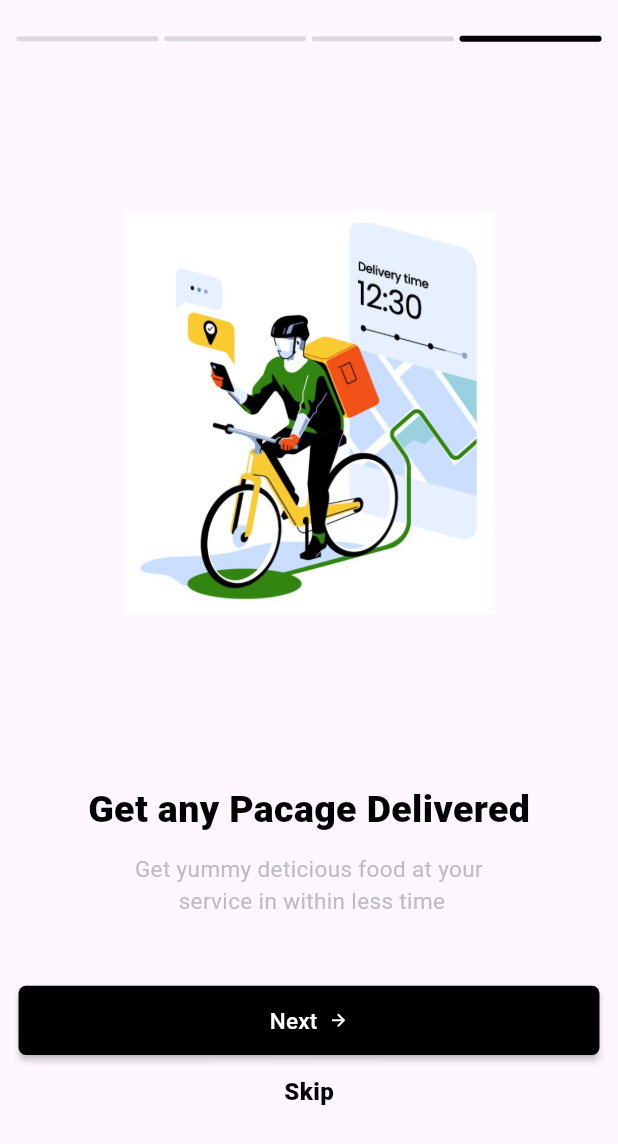
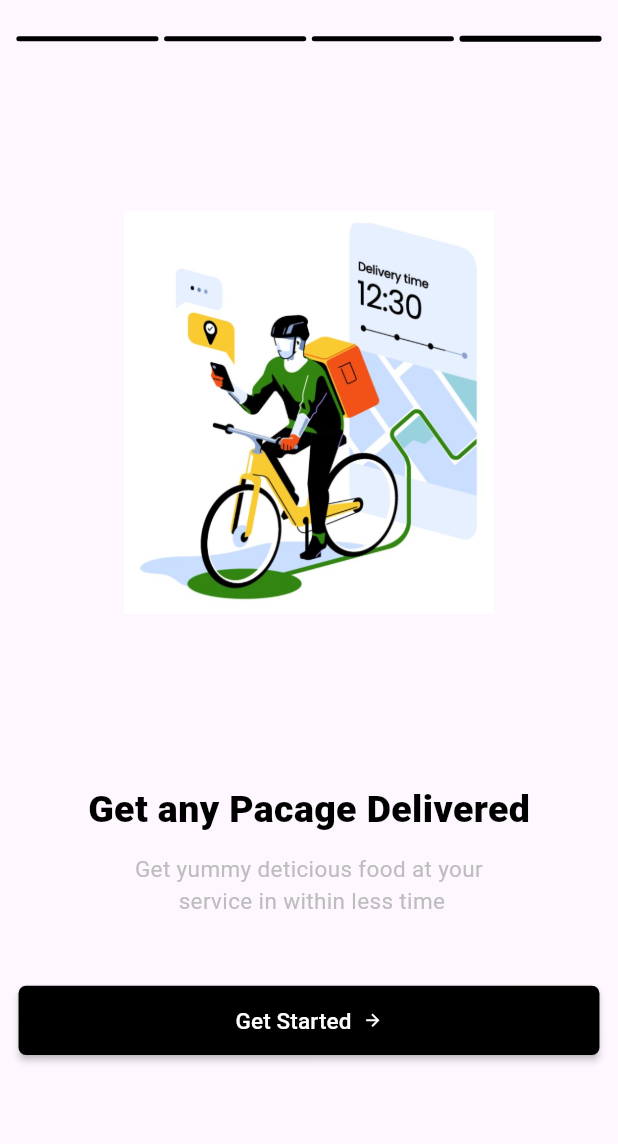
Before and after one commit to kareemabdeen/Foodiepal, a Flutter app: the screen it shows after launch, swiped to page 4, on a phone screen of 412 x 824 dp. Shown: the top 1144 px of the screen. Run offline on Flutter 3.47's test engine with Material 2 defaults, Android fonts, the phone set to English and light mode, and no system bars; our stand-ins replace carousel_slider, font_awesome_flutter, smooth_page_indicator.

Commit message:
all onboarding details are done as aneeded design

```diff
--- a/lib/core/widgets/primary_button_widget.dart
+++ b/lib/core/widgets/primary_button_widget.dart
@@ -3,8 +3,10 @@ import 'package:flutter/material.dart';
 import '../utils/helper.dart';
 
 class GeneralButton extends StatelessWidget {
-  const GeneralButton({super.key, this.onPressed});
+  const GeneralButton({super.key, this.onPressed, required this.text});
   final void Function()? onPressed;
+  final String text;
+
   @override
   Widget build(BuildContext context) {
     return MaterialButton(
@@ -18,16 +20,16 @@ class GeneralButton extends StatelessWidget {
         ),
       ),
       color: Colors.black,
-      child: const Row(
+      child: Row(
         mainAxisSize: MainAxisSize.min,
         children: [
           Text(
-            'Next  ',
-            style: TextStyle(
+            text,
+            style: const TextStyle(
               fontSize: 15,
             ),
           ),
-          Icon(
+          const Icon(
             Icons.arrow_forward,
             size: 13,
           ),
--- a/lib/features/Home/presentation/views/widgets/bottom_navigation_bar.dart
+++ b/lib/features/Home/presentation/views/widgets/bottom_navigation_bar.dart
@@ -39,8 +39,8 @@ class _BuildNavigatorBarState extends State<BuildNavigatorBar> {
           label: 'Food',
         ),
         NavigationDestination(
-          selectedIcon: Icon(Icons.dining_outlined),
-          icon: Icon(Icons.dining),
+          selectedIcon: Icon(Icons.dining),
+          icon: Icon(Icons.dining_outlined),
           label: 'Dine In',
         ),
       ],
--- a/lib/features/Home/presentation/views/widgets/custom_appBar.dart
+++ b/lib/features/Home/presentation/views/widgets/custom_appBar.dart
@@ -1,6 +1,4 @@
 import 'package:flutter/material.dart';
-
-import '../../../../../core/utils/styles.dart';
 
 class CustomAppBar extends StatelessWidget {
   final String title;
@@ -18,7 +16,8 @@ class CustomAppBar extends StatelessWidget {
     required this.subTitle,
     required this.subTitleStyle,
     required this.icon,
-    this.iconSize, required this.iconFunction,
+    this.iconSize,
+    required this.iconFunction,
   });
 
   @override
--- a/lib/features/onboarding/views/widgets/onboarding_view_body.dart
+++ b/lib/features/onboarding/views/widgets/onboarding_view_body.dart
@@ -110,12 +110,13 @@ class _OnBoardingViewBodyState extends State<OnBoardingViewBody> {
                 height: context.screenHight * .055,
               ),
               GeneralButton(
+                text: (currentPageNumber == 3) ? 'Get Started  ' : 'Next  ',
                 onPressed: () {
                   pageController.nextPage(
                     duration: const Duration(
                       milliseconds: 500,
                     ),
-                    curve: Curves.easeInCirc,
+                    curve: Curves.easeInOutSine,
                   );
                   if (currentPageNumber == 3) {
                     context.pushWithReplacmentNamed(
@@ -127,7 +128,9 @@ class _OnBoardingViewBodyState extends State<OnBoardingViewBody> {
               SizedBox(
                 height: context.screenHight * .015,
               ),
-              InkWell(
+
+              (currentPageNumber != 3)
+                  ? InkWell(
                       onTap: () {},
                       child: const Text(
                         'Skip',
@@ -137,7 +140,8 @@ class _OnBoardingViewBodyState extends State<OnBoardingViewBody> {
                           fontSize: 16,
                         ),
                       ),
-              ),
+                    )
+                  : const SizedBox.shrink(),
             ],
           ),
         );
--- a/lib/features/onboarding/views/widgets/swip_containers_list.dart
+++ b/lib/features/onboarding/views/widgets/swip_containers_list.dart
@@ -21,7 +21,7 @@ class CustomSwipeContainersList extends StatelessWidget {
         (index) {
           return CustomSwipeContainer(
             height: index == currentPageNumber ? 3.9 : 3.36,
-            color: index == currentPageNumber
+            color: currentPageNumber >= index
                 ? Colors.black
                 : const Color(
                     0xffDADADA,
```
Also changed, not shown: pubspec.lock. Lines whose indentation alone changed are shown as unchanged.
